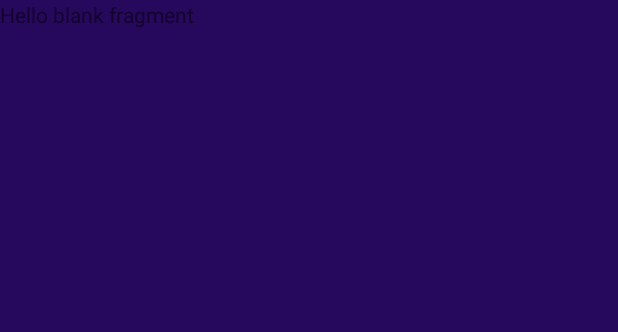
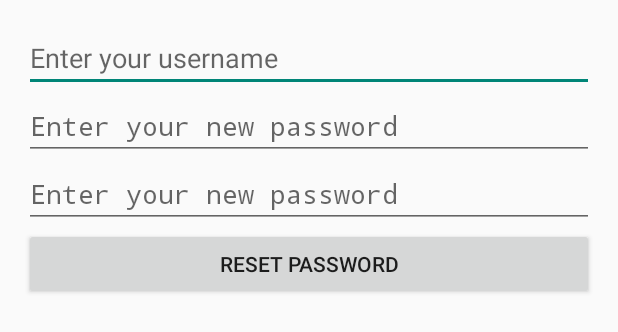
Before and after one commit to YahyaZaidi/DealSeekerApp, an Android app built with Jetpack Compose: the layout fragment_forgot_password.xml on its own in the app's theme, with its tools: preview values and no code run, on a phone screen of 412 x 824 dp. Shown: the top 332 px of the screen. Run offline under Robolectric (Android 15) with nearby library versions, the phone set to English and light mode, and no system bars.

Commit message:
commit - yahya
forgot password

```diff
--- a/app/src/main/java/com/example/dealseekerapplication/loginActivity.kt
+++ b/app/src/main/java/com/example/dealseekerapplication/loginActivity.kt
@@ -53,6 +53,7 @@ class loginActivity : AppCompatActivity() {
         binding.forgotPasswordRedirect.setOnClickListener {
 
             startActivity(Intent(this@loginActivity, ForgotPassword::class.java))
+            finish()
         }
 
     }
--- /dev/null
+++ b/app/src/main/res/drawable/baseline_account_circle_24.xml
@@ -0,0 +1,5 @@
+<vector xmlns:android="http://schemas.android.com/apk/res/android" android:height="24dp" android:tint="#FFFFFF" android:viewportHeight="24" android:viewportWidth="24" android:width="24dp">
+
+    <path android:fillColor="@android:color/white" android:pathData="M12,2C6.48,2 2,6.48 2,12s4.48,10 10,10s10,-4.48 10,-10S17.52,2 12,2zM12,6c1.93,0 3.5,1.57 3.5,3.5S13.93,13 12,13s-3.5,-1.57 -3.5,-3.5S10.07,6 12,6zM12,20c-2.03,0 -4.43,-0.82 -6.14,-2.88C7.55,15.8 9.68,15 12,15s4.45,0.8 6.14,2.12C16.43,19.18 14.03,20 12,20z"/>
+
+</vector>
--- a/app/src/main/res/layout/fragment_forgot_password.xml
+++ b/app/src/main/res/layout/fragment_forgot_password.xml
@@ -1,15 +1,33 @@
-<?xml version="1.0" encoding="utf-8"?>
-<FrameLayout xmlns:android="http://schemas.android.com/apk/res/android"
-    xmlns:tools="http://schemas.android.com/tools"
+<LinearLayout xmlns:android="http://schemas.android.com/apk/res/android"
     android:layout_width="match_parent"
     android:layout_height="match_parent"
-    tools:context=".Wishlist"
-    android:background="@drawable/login_background">
+    android:orientation="vertical"
+    android:padding="16dp">
 
-    <!-- TODO: Update blank fragment layout -->
-    <TextView
+    <EditText
+        android:id="@+id/usernameEditText"
         android:layout_width="match_parent"
-        android:layout_height="match_parent"
-        android:text="@string/hello_blank_fragment" />
+        android:layout_height="wrap_content"
+        android:hint="Enter your username"
+        android:inputType="text" />
 
-</FrameLayout>
+    <EditText
+        android:id="@+id/passwordEditText"
+        android:layout_width="match_parent"
+        android:layout_height="wrap_content"
+        android:hint="Enter your new password"
+        android:inputType="textPassword" />
+
+    <EditText
+        android:id="@+id/newPasswordEditText"
+        android:layout_width="match_parent"
+        android:layout_height="wrap_content"
+        android:hint="Enter your new password"
+        android:inputType="textPassword" />
+
+    <Button
+        android:id="@+id/resetPasswordButton"
+        android:layout_width="match_parent"
+        android:layout_height="wrap_content"
+        android:text="Reset Password" />
+</LinearLayout>
```
Also changed, not shown: app/src/main/java/com/example/dealseekerapplication/ForgotPassword.kt (+32 -27 lines).
